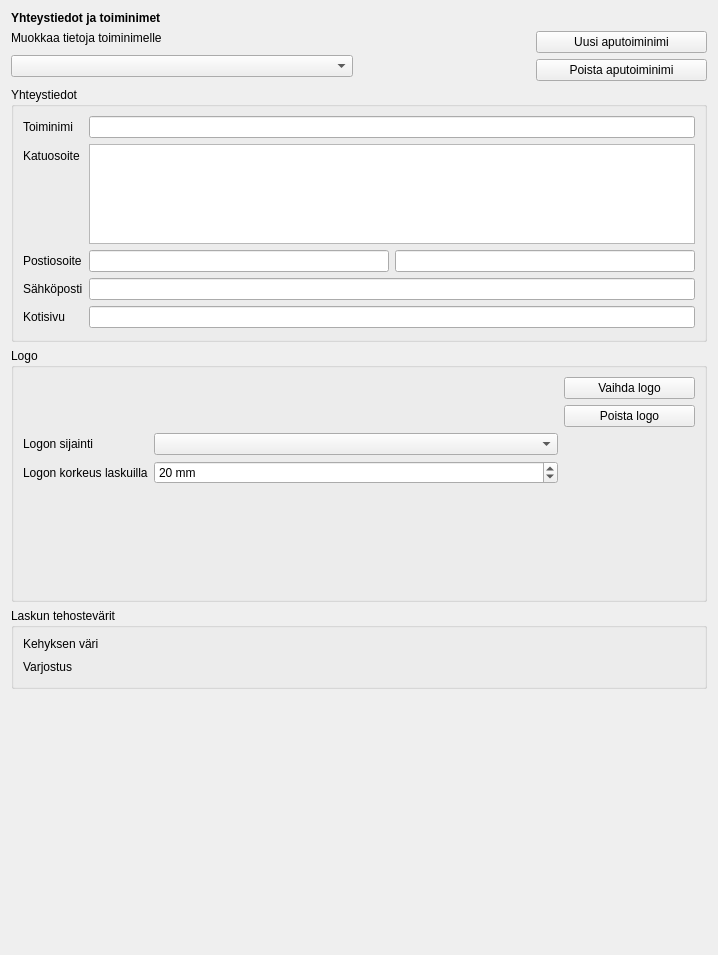
This is kitsas/maaritys/toiminimimaaritys.ui in artoh/kitupiikki as Qt 5 draws it before an edit. The edited form follows.
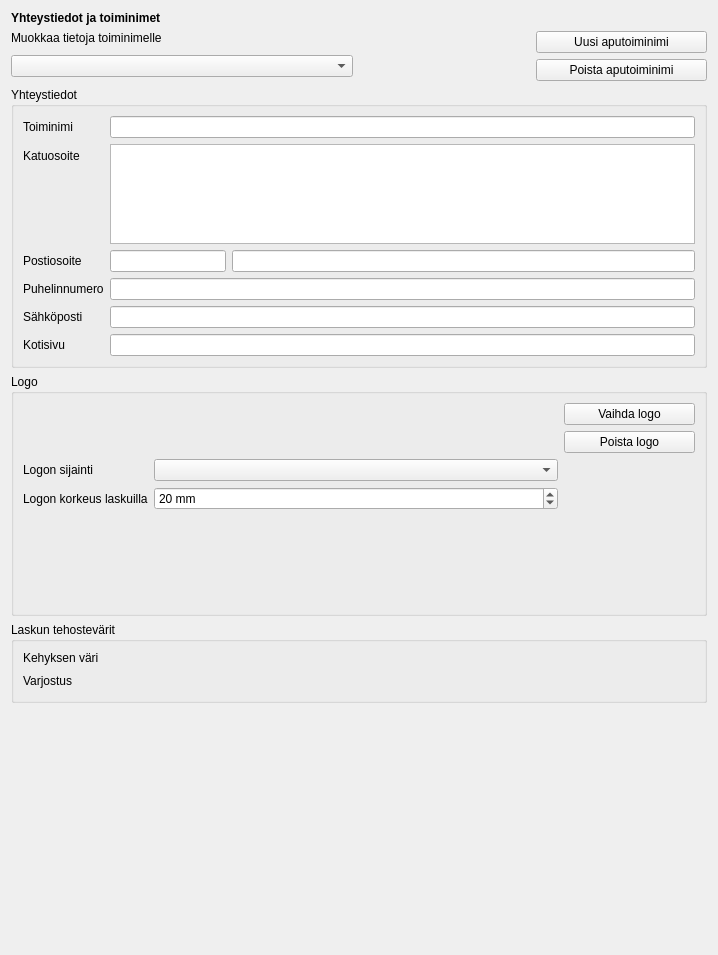
This is the edited form. Icons and pictures are not drawn. Custom widgets are drawn as their Qt base class.

Commit message: Puhelinnumero määriteltävissä

What changed in the file:
```diff
--- a/kitsas/maaritys/toiminimimaaritys.ui
+++ b/kitsas/maaritys/toiminimimaaritys.ui
@@ -110,7 +110,7 @@
        </widget>
       </item>
       <item row="2" column="1">
-       <layout class="QHBoxLayout" name="horizontalLayout_3">
+       <layout class="QHBoxLayout" name="horizontalLayout_3" stretch="1,4">
         <item>
          <widget class="QLineEdit" name="postinumeroEdit"/>
         </item>
@@ -119,26 +119,36 @@
         </item>
        </layout>
       </item>
-      <item row="3" column="0">
+      <item row="4" column="0">
        <widget class="QLabel" name="label_5">
         <property name="text">
          <string>Sähköposti</string>
         </property>
        </widget>
       </item>
-      <item row="3" column="1">
+      <item row="4" column="1">
        <widget class="QLineEdit" name="emailEdit"/>
       </item>
-      <item row="4" column="0">
+      <item row="5" column="0">
        <widget class="QLabel" name="label_6">
         <property name="text">
          <string>Kotisivu</string>
         </property>
        </widget>
       </item>
-      <item row="4" column="1">
+      <item row="5" column="1">
        <widget class="QLineEdit" name="kotisivuEdit"/>
       </item>
+      <item row="3" column="0">
+       <widget class="QLabel" name="label_2">
+        <property name="text">
+         <string>Puhelinnumero</string>
+        </property>
+       </widget>
+      </item>
+      <item row="3" column="1">
+       <widget class="QLineEdit" name="puhelinEdit"/>
+      </item>
      </layout>
     </widget>
    </item>
```
Left out of the diff: 17 changed lines with no effect on the pictures. The commit also changes 5 other files.
